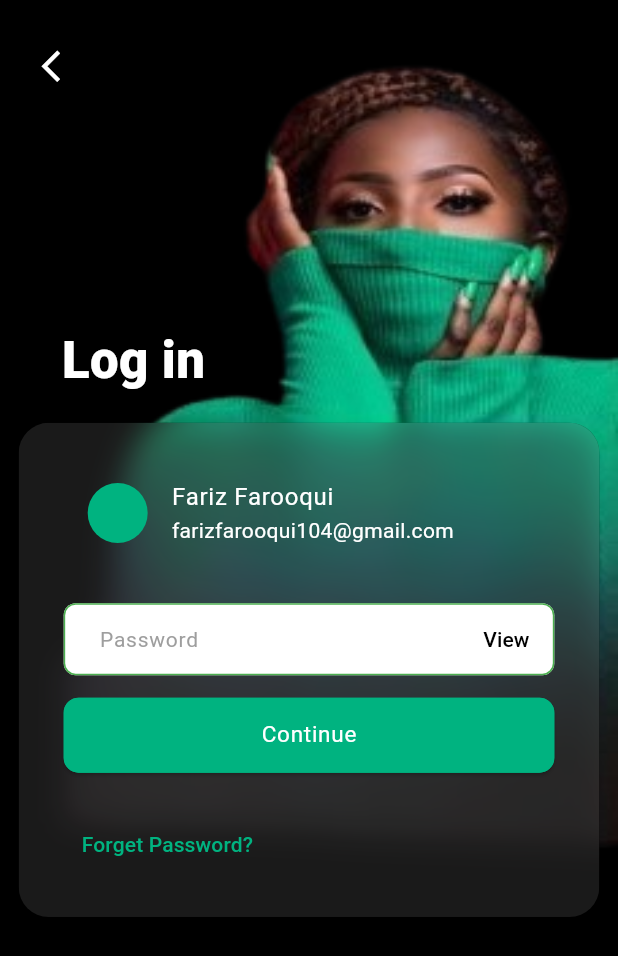
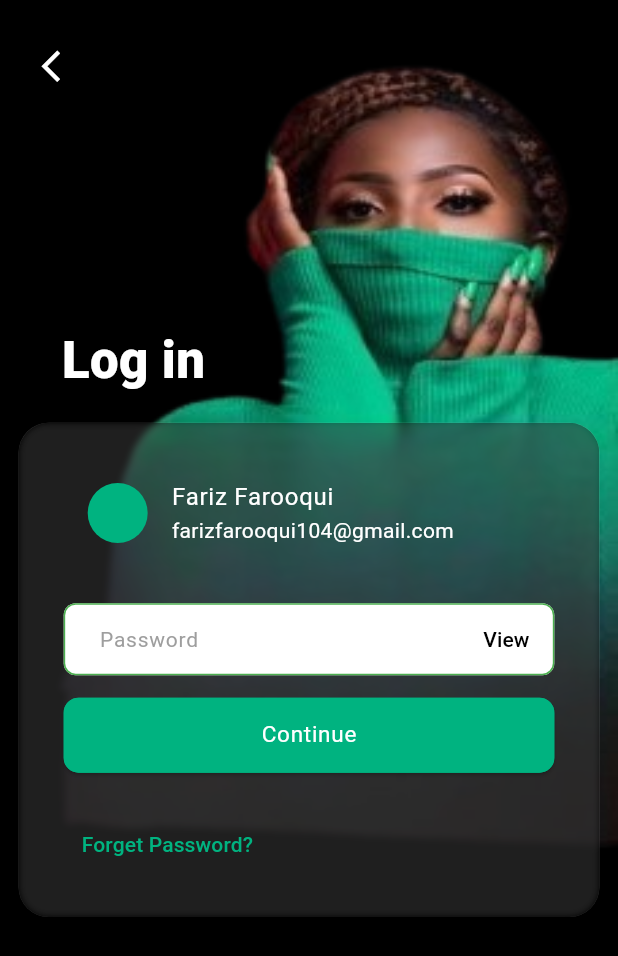
Before and after one commit to farizfarooqui/test_task, a Flutter app: the screen it shows after launch, on a phone screen of 412 x 824 dp. Shown: the top 956 px of the screen. Run offline on Flutter 3.47's test engine with Material 3 defaults, Android fonts, the phone set to English and light mode, and no system bars.

Commit message:
login screen complete

```diff
--- a/lib/Features/Authentication/login_screen.dart
+++ b/lib/Features/Authentication/login_screen.dart
@@ -63,7 +63,7 @@ class LoginScreen extends StatelessWidget {
                           width: MediaQuery.of(context).size.width * 0.94,
                           decoration: BoxDecoration(
                               borderRadius: BorderRadius.circular(20),
-                              color: Colors.black.withOpacity(0.3),
+                              color: Colors.white.withOpacity(0.2),
                               border: Border.all(
                                 color: Colors.transparent,
                                 width: 0.1,
@@ -72,13 +72,13 @@ class LoginScreen extends StatelessWidget {
                               borderRadius: BorderRadius.circular(20),
                               child: BackdropFilter(
                                 filter: ImageFilter.blur(
-                                  sigmaX: 10,
-                                  sigmaY: 10,
+                                  sigmaX: 2,
+                                  sigmaY: 2,
                                 ),
                                 child: Container(
                                   padding: const EdgeInsets.only(
                                       left: 30, right: 30),
-                                  color: Colors.white.withOpacity(0.1),
+                                  color: Colors.black.withOpacity(0.4),
                                   child: Center(
                                       child: Column(
                                     mainAxisAlignment: MainAxisAlignment.start,
```
